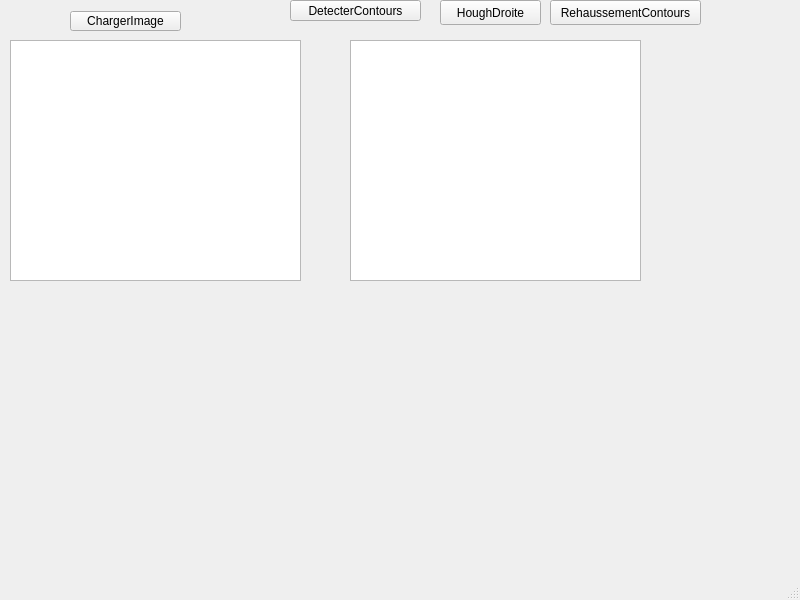
Qt form Descripteurs/tessst/mainwindow.ui (TomAuclin/PROJETC_LMLTM) before a commit.
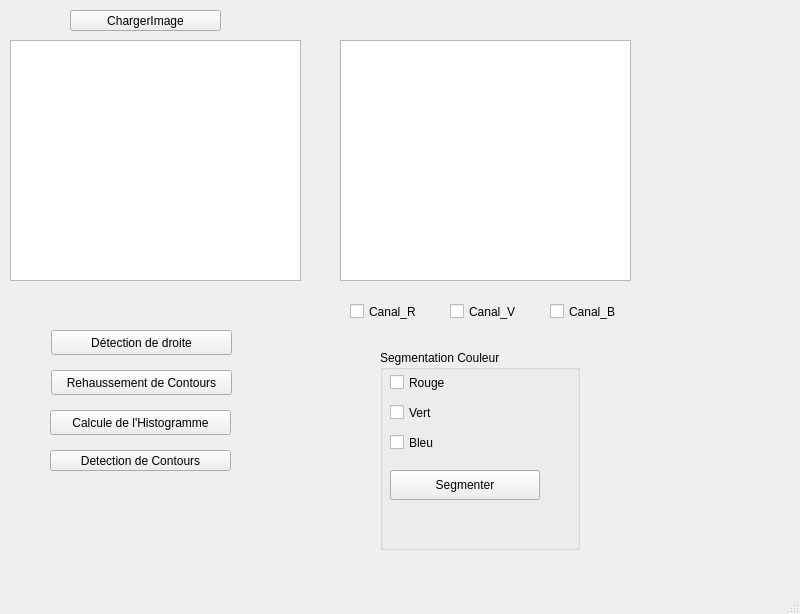
The same form after that commit.

```diff
--- a/Descripteurs/tessst/mainwindow.ui
+++ b/Descripteurs/tessst/mainwindow.ui
@@ -7,7 +7,7 @@
     <x>0</x>
     <y>0</y>
     <width>800</width>
-    <height>600</height>
+    <height>614</height>
    </rect>
   </property>
   <property name="windowTitle">
@@ -18,9 +18,9 @@
     <property name="geometry">
      <rect>
       <x>70</x>
-      <y>11</y>
-      <width>111</width>
-      <height>20</height>
+      <y>10</y>
+      <width>151</width>
+      <height>21</height>
      </rect>
     </property>
     <property name="text">
@@ -30,14 +30,14 @@
    <widget class="QPushButton" name="DetecterContours">
     <property name="geometry">
      <rect>
-      <x>290</x>
-      <y>0</y>
-      <width>131</width>
+      <x>50</x>
+      <y>450</y>
+      <width>181</width>
       <height>21</height>
      </rect>
     </property>
     <property name="text">
-     <string>DetecterContours</string>
+     <string>Detection de Contours</string>
     </property>
    </widget>
    <widget class="QGraphicsView" name="AfficherImageOriginale">
@@ -53,7 +53,7 @@
    <widget class="QGraphicsView" name="AfficherImageResultat">
     <property name="geometry">
      <rect>
-      <x>350</x>
+      <x>340</x>
       <y>40</y>
       <width>291</width>
       <height>241</height>
@@ -63,29 +63,146 @@
    <widget class="QPushButton" name="HoughDroite">
     <property name="geometry">
      <rect>
-      <x>440</x>
-      <y>0</y>
-      <width>101</width>
+      <x>51</x>
+      <y>330</y>
+      <width>181</width>
       <height>25</height>
      </rect>
     </property>
     <property name="text">
-     <string>HoughDroite</string>
+     <string>Détection de droite</string>
     </property>
    </widget>
    <widget class="QPushButton" name="RehaussementContours">
     <property name="geometry">
      <rect>
+      <x>51</x>
+      <y>370</y>
+      <width>181</width>
+      <height>25</height>
+     </rect>
+    </property>
+    <property name="text">
+     <string>Rehaussement de Contours</string>
+    </property>
+   </widget>
+   <widget class="QPushButton" name="CalculerHisto">
+    <property name="geometry">
+     <rect>
+      <x>50</x>
+      <y>410</y>
+      <width>181</width>
+      <height>25</height>
+     </rect>
+    </property>
+    <property name="text">
+     <string>Calcule de l'Histogramme</string>
+    </property>
+   </widget>
+   <widget class="QCheckBox" name="Canal_V">
+    <property name="geometry">
+     <rect>
+      <x>450</x>
+      <y>300</y>
+      <width>82</width>
+      <height>23</height>
+     </rect>
+    </property>
+    <property name="text">
+     <string>Canal_V</string>
+    </property>
+   </widget>
+   <widget class="QCheckBox" name="Canal_R">
+    <property name="geometry">
+     <rect>
+      <x>350</x>
+      <y>300</y>
+      <width>82</width>
+      <height>23</height>
+     </rect>
+    </property>
+    <property name="text">
+     <string>Canal_R</string>
+    </property>
+   </widget>
+   <widget class="QCheckBox" name="Canal_B">
+    <property name="geometry">
+     <rect>
       <x>550</x>
-      <y>0</y>
-      <width>151</width>
-      <height>25</height>
+      <y>300</y>
+      <width>82</width>
+      <height>23</height>
      </rect>
     </property>
     <property name="text">
-     <string>RehaussementContours</string>
+     <string>Canal_B</string>
     </property>
    </widget>
+   <widget class="QGroupBox" name="GroupeSegmentation">
+    <property name="geometry">
+     <rect>
+      <x>380</x>
+      <y>350</y>
+      <width>200</width>
+      <height>200</height>
+     </rect>
+    </property>
+    <property name="title">
+     <string>Segmentation Couleur</string>
+    </property>
+    <widget class="QCheckBox" name="Segmentation_Canal_R">
+     <property name="geometry">
+      <rect>
+       <x>10</x>
+       <y>20</y>
+       <width>150</width>
+       <height>25</height>
+      </rect>
+     </property>
+     <property name="text">
+      <string>Rouge</string>
+     </property>
+    </widget>
+    <widget class="QCheckBox" name="Segmentation_Canal_V">
+     <property name="geometry">
+      <rect>
+       <x>10</x>
+       <y>50</y>
+       <width>150</width>
+       <height>25</height>
+      </rect>
+     </property>
+     <property name="text">
+      <string>Vert</string>
+     </property>
+    </widget>
+    <widget class="QCheckBox" name="Segmentation_Canal_B">
+     <property name="geometry">
+      <rect>
+       <x>10</x>
+       <y>80</y>
+       <width>150</width>
+       <height>25</height>
+      </rect>
+     </property>
+     <property name="text">
+      <string>Bleu</string>
+     </property>
+    </widget>
+    <widget class="QPushButton" name="SegmenterCouleur">
+     <property name="geometry">
+      <rect>
+       <x>10</x>
+       <y>120</y>
+       <width>150</width>
+       <height>30</height>
+      </rect>
+     </property>
+     <property name="text">
+      <string>Segmenter</string>
+     </property>
+    </widget>
+   </widget>
   </widget>
   <widget class="QMenuBar" name="menubar">
    <property name="geometry">
```
Left out of the diff: 8 changed lines with no effect on the pictures.
